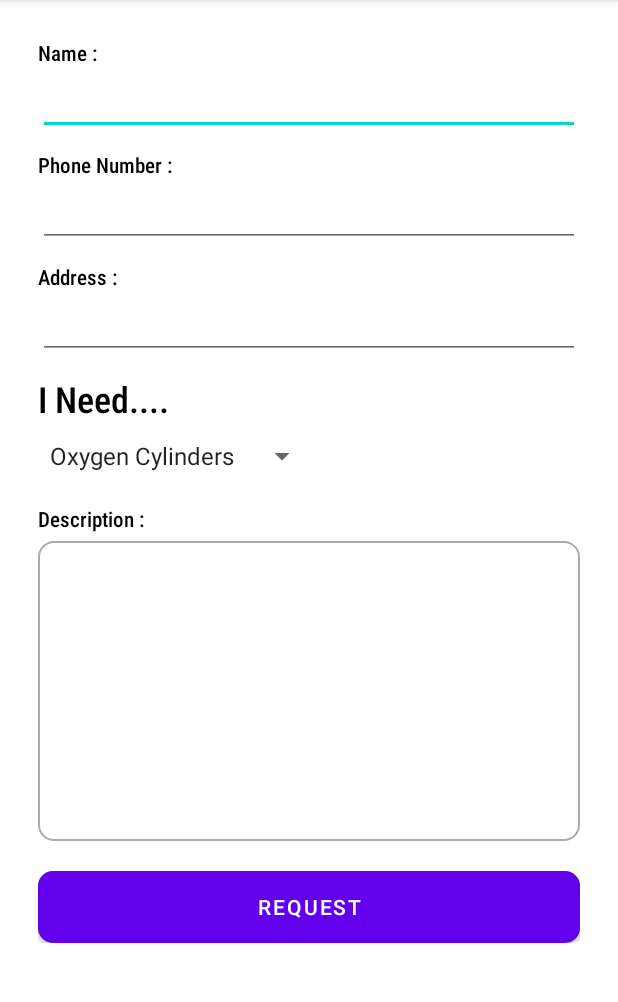
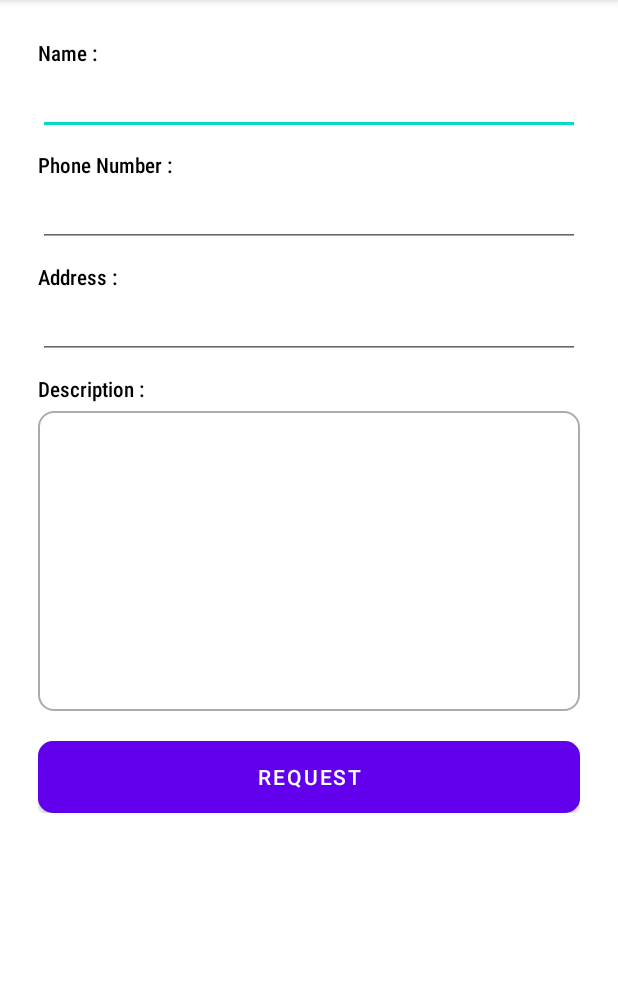
Before and after one commit to m3rcury02/CovidHelper, an Android app: the PostRequest screen opened directly, with no data from a screen before it, on a phone screen of 412 x 824 dp, the part 84-1086 px from its top. Run offline under Robolectric (Android 15) with nearby library versions, the phone set to English and light mode, and no system bars.

Commit message:
now user can post Request and see all the requests in the main screen

```diff
--- a/app/src/main/java/com/example/covidhelper/Daos/RequestDao.kt
+++ b/app/src/main/java/com/example/covidhelper/Daos/RequestDao.kt
@@ -21,7 +21,7 @@ class RequestDao {
     fun addRequest(name: String, phone: String, address: String, desc: String) {
         val currentUserId = auth.currentUser!!.uid
 
-        GlobalScope.launch(Dispatchers.IO) {
+        GlobalScope.launch {
             val userDao = UserDao()
             val user = userDao.getUserById(currentUserId).await().toObject(User::class.java)!!
             val currentTime = System.currentTimeMillis()
--- a/app/src/main/java/com/example/covidhelper/PostRequest.kt
+++ b/app/src/main/java/com/example/covidhelper/PostRequest.kt
@@ -14,22 +14,8 @@ class PostRequest : AppCompatActivity() {
     override fun onCreate(savedInstanceState: Bundle?) {
         super.onCreate(savedInstanceState)
         setContentView(R.layout.activity_post_request)
-        val languages = resources.getStringArray(R.array.Languages)
-        val spinner = findViewById<Spinner>(R.id.spinner)
-        if (spinner != null) {
-            val adapter = ArrayAdapter(this,
-                android.R.layout.simple_spinner_item, languages)
-            spinner.adapter = adapter
-            spinner.onItemSelectedListener = object :
-                AdapterView.OnItemSelectedListener {
-                override fun onItemSelected(parent: AdapterView<*>,
-                                            view: View, position: Int, id: Long) {
-                }
-                override fun onNothingSelected(parent: AdapterView<*>) {
-                    // write code to perform some action
-                }
-            }
-}}
+    }
+
 
     fun postRequest(view: View) {
         val name = name.text.toString().trim()
--- a/app/src/main/res/layout/activity_post_request.xml
+++ b/app/src/main/res/layout/activity_post_request.xml
@@ -66,22 +66,6 @@
         <TextView
             android:layout_width="wrap_content"
             android:layout_height="wrap_content"
-            android:text="I Need...."
-            android:layout_marginTop="10dp"
-            android:textColor="@color/black"
-            android:fontFamily="sans-serif-condensed-medium"
-            android:textSize="24sp"/>
-        <Spinner
-            android:id="@+id/spinner"
-            android:layout_width="wrap_content"
-            android:layout_marginTop="10dp"
-            android:layout_marginBottom="10dp"
-            android:layout_height="wrap_content"
-            android:layout_alignBottom="@id/add"/>
-
-        <TextView
-            android:layout_width="wrap_content"
-            android:layout_height="wrap_content"
             android:textColor="@color/black"
             android:fontFamily="sans-serif-condensed-medium"
             android:layout_marginTop="10dp"
```
Also changed, not shown: app/src/main/java/com/example/covidhelper/Donate.kt (+1 -16 lines), app/src/main/res/layout/activity_donate.xml (+0 -7 lines).
